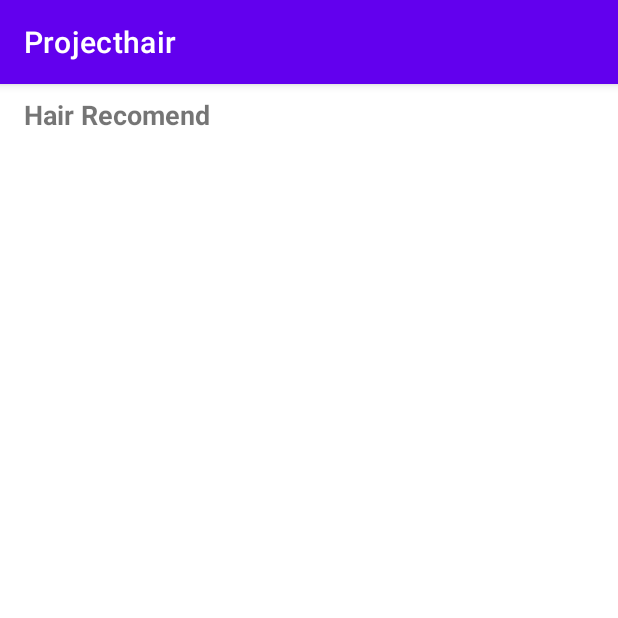
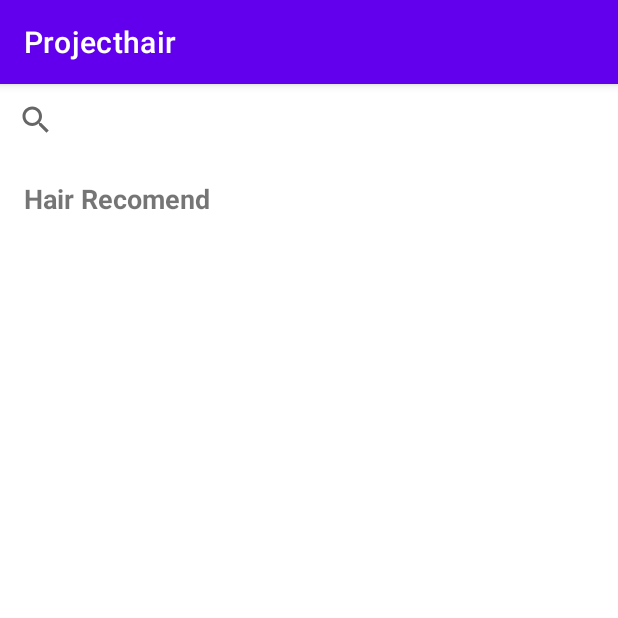
Before and after one commit to C242-PS317-HairMuseApp/HairMuse-MD, an Android app: the ContentHairActivity screen opened directly, with no data from a screen before it, on a phone screen of 412 x 824 dp, the top half of it. Run offline under Robolectric (Android 15) with nearby library versions, the phone set to English and light mode, and no system bars.

```diff
--- a/app/build.gradle.kts
+++ b/app/build.gradle.kts
@@ -40,7 +40,7 @@ android {
 }
 
 dependencies {
-
+    implementation("com.google.android.material:material:1.10.0")
     implementation("androidx.core:core-ktx:1.9.0")
     implementation("androidx.appcompat:appcompat:1.7.0")
     implementation("com.google.android.material:material:1.12.0")
--- a/app/src/main/java/com/dicoding/projecthair/ui/ContentHairActivity.kt
+++ b/app/src/main/java/com/dicoding/projecthair/ui/ContentHairActivity.kt
@@ -1,21 +1,52 @@
 package com.dicoding.projecthair.ui
 
 import android.os.Bundle
+import android.widget.ProgressBar
 import androidx.activity.enableEdgeToEdge
 import androidx.appcompat.app.AppCompatActivity
 import androidx.core.view.ViewCompat
 import androidx.core.view.WindowInsetsCompat
+import androidx.recyclerview.widget.RecyclerView
 import com.dicoding.projecthair.R
 
 class ContentHairActivity : AppCompatActivity() {
+
     override fun onCreate(savedInstanceState: Bundle?) {
         super.onCreate(savedInstanceState)
         enableEdgeToEdge()
         setContentView(R.layout.activity_content_hair)
+
+        // Mengatur WindowInsets untuk elemen root
         ViewCompat.setOnApplyWindowInsetsListener(findViewById(R.id.main)) { v, insets ->
             val systemBars = insets.getInsets(WindowInsetsCompat.Type.systemBars())
             v.setPadding(systemBars.left, systemBars.top, systemBars.right, systemBars.bottom)
             insets
         }
+
+        // Inisialisasi elemen-elemen di XML
+        val progressBar = findViewById<ProgressBar>(R.id.progressBarLoading)
+        val recyclerView = findViewById<RecyclerView>(R.id.recyclerViewActiveEvents)
+
+        // Jika menggunakan RecyclerView, tambahkan adapter dan layout manager
+        recyclerView.apply {
+            // Atur layout manager (contoh LinearLayoutManager)
+            layoutManager = androidx.recyclerview.widget.LinearLayoutManager(this@ContentHairActivity)
+            // Atur adapter (contoh Adapter kosong)
+            adapter = MyAdapter()
+        }
+    }
+
+    // Contoh Adapter RecyclerView
+    class MyAdapter : RecyclerView.Adapter<MyAdapter.ViewHolder>() {
+        class ViewHolder(view: android.view.View) : RecyclerView.ViewHolder(view)
+        override fun onCreateViewHolder(parent: android.view.ViewGroup, viewType: Int): ViewHolder {
+            val view = android.view.LayoutInflater.from(parent.context)
+                .inflate(android.R.layout.simple_list_item_1, parent, false)
+            return ViewHolder(view)
+        }
+        override fun onBindViewHolder(holder: ViewHolder, position: Int) {
+            // Bind data (kosong sementara)
+        }
+        override fun getItemCount() = 0 // Jumlah item data
     }
 }
--- a/app/src/main/res/layout/activity_content_hair.xml
+++ b/app/src/main/res/layout/activity_content_hair.xml
@@ -1,6 +1,8 @@
 <?xml version="1.0" encoding="utf-8"?>
-<androidx.core.widget.NestedScrollView xmlns:android="http://schemas.android.com/apk/res/android"
+<androidx.core.widget.NestedScrollView
+    xmlns:android="http://schemas.android.com/apk/res/android"
     xmlns:tools="http://schemas.android.com/tools"
+    android:id="@+id/main"
     android:layout_width="match_parent"
     android:layout_height="match_parent"
     tools:context=".ui.ContentHairActivity">
@@ -17,14 +19,11 @@
             android:layout_gravity="center"
             android:visibility="gone" />
 
-
-
         <androidx.appcompat.widget.SearchView
             android:id="@+id/searchViewActiveEvents"
             android:layout_width="match_parent"
             android:layout_height="wrap_content"
             android:queryHint="Search events" />
-
 
         <TextView
             android:layout_width="wrap_content"
@@ -33,7 +32,6 @@
             android:textSize="18sp"
             android:textStyle="bold"
             android:padding="16dp" />
-
 
         <androidx.recyclerview.widget.RecyclerView
             android:id="@+id/recyclerViewActiveEvents"
--- a/app/src/main/res/layout/fragment_camera.xml
+++ b/app/src/main/res/layout/fragment_camera.xml
@@ -53,10 +53,6 @@
             android:layout_width="match_parent"
             android:layout_height="wrap_content"
             android:text="@string/analyze" />
-        <Button
-            android:id="@+id/galleryButton1"
-            android:layout_width="match_parent"
-            android:layout_height="wrap_content"
-            android:text="@string/gallery" />
+
     </LinearLayout>
 </androidx.constraintlayout.widget.ConstraintLayout>
--- a/app/src/main/res/values/colors.xml
+++ b/app/src/main/res/values/colors.xml
@@ -9,4 +9,5 @@
     <color name="white">#FFFFFFFF</color>
     <color name="enabled_color">#F0F5F9</color>
     <color name="disabled_color">#000000</color>
+    <color name="colorAccent">#FF4081</color>
 </resources>
```
Also changed, not shown: app/src/main/java/com/dicoding/projecthair/ui/home/HomeFragment.kt (+28 -3 lines), app/src/main/res/layout/fragment_home.xml (indentation only).
